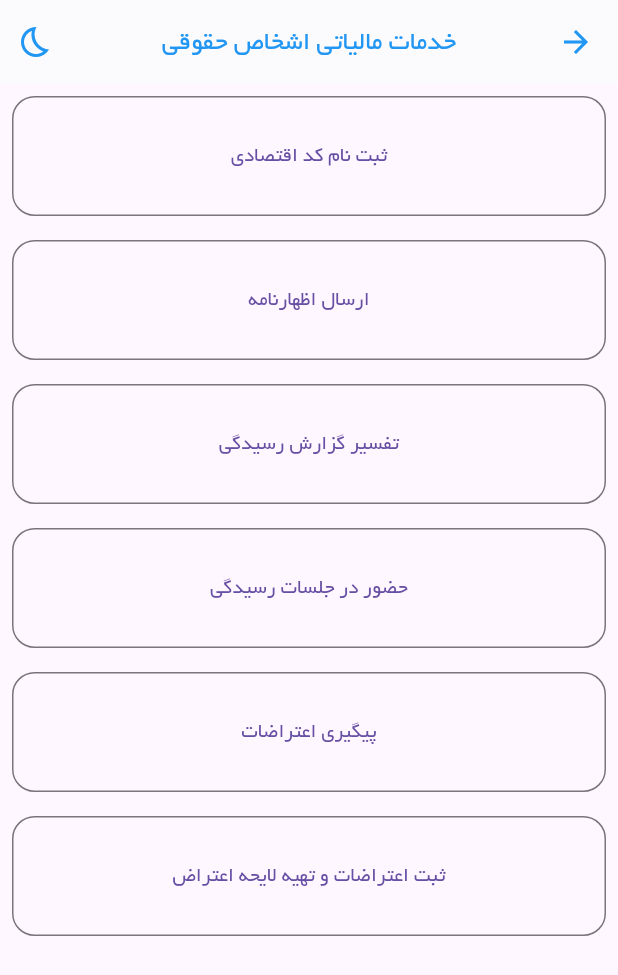
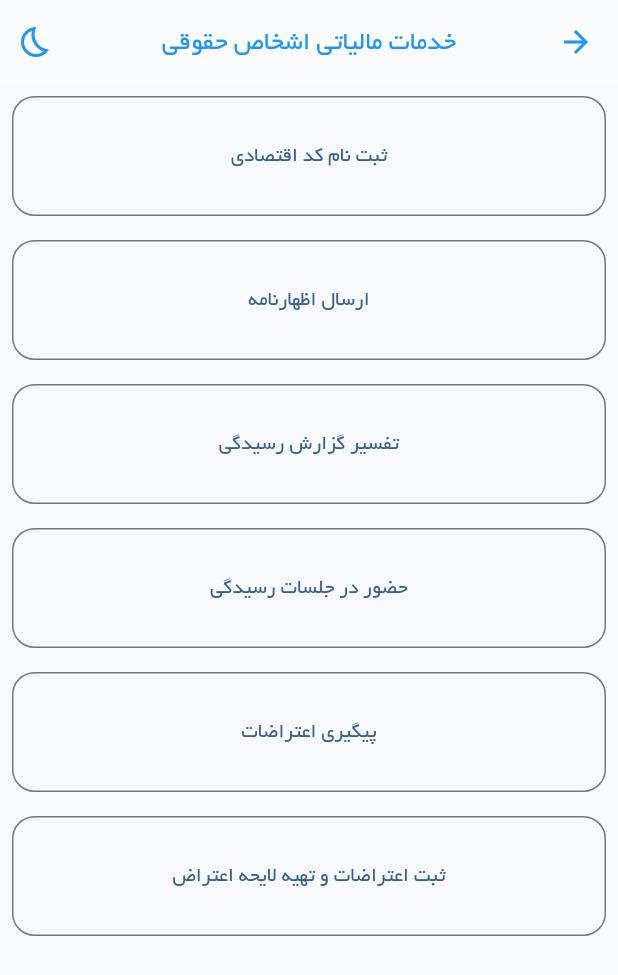
Before and after one commit to 0xj0hn/khadamat, a Flutter app: the HoghughiServicesPage screen opened directly, on a phone screen of 412 x 824 dp. Shown: the top 975 px of the screen. Run offline on Flutter 3.47's test engine with Material 2 defaults, Android fonts, the light colour scheme and no system bars; our stand-ins replace get, hive, hive_flutter, loading_indicator, persistent_bottom_nav_bar; missing offline and left inert: dart:ffi, flutter_polygon; accounts and stored records are empty.

Commit message:
Edit theme

```diff
--- a/lib/utils/theme.dart
+++ b/lib/utils/theme.dart
@@ -17,6 +17,7 @@ class ThemeX extends GetxController {
 
   static final lightTheme = ThemeData(
     useMaterial3: true,
+    colorSchemeSeed: Colors.blue,
     appBarTheme: AppBarTheme(
       systemOverlayStyle: SystemUiOverlayStyle(
           statusBarColor: Colors.white,
@@ -39,9 +40,10 @@ class ThemeX extends GetxController {
     fontFamily: "Yekan",
   );
   static final darkTheme = ThemeData(
-    useMaterial3: true,
-    primaryColor: Colors.amber[800],
+    useMaterial3: false,
+    primaryColor: Colors.amber,
     primarySwatch: Colors.amber,
+
     appBarTheme: AppBarTheme(
       systemOverlayStyle: SystemUiOverlayStyle(
         statusBarColor: Colors.black,
```
